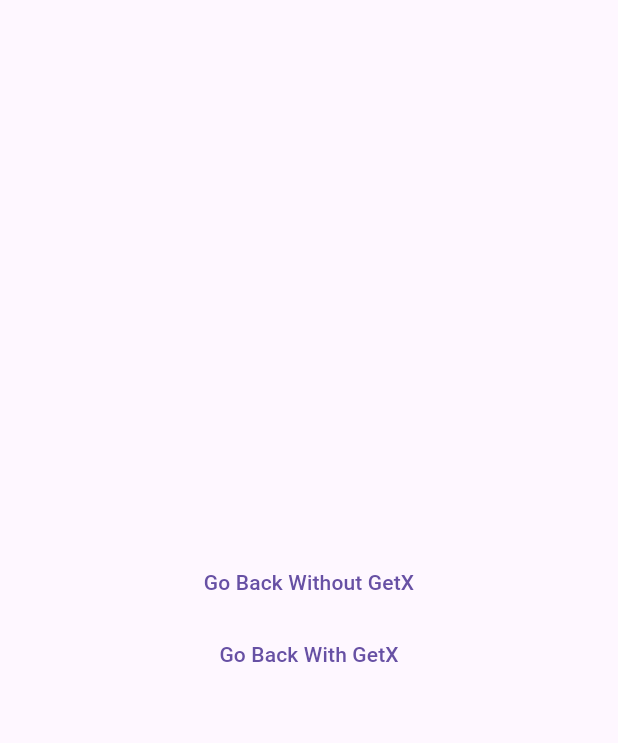
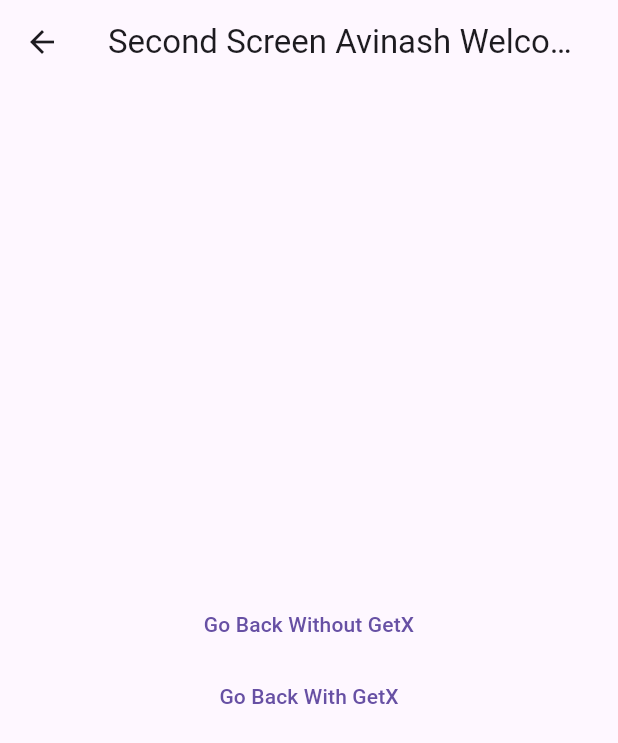
Before and after one commit to Avinash174/GETX-Practice, a Flutter app: the NavigationScreen screen opened directly, after a tap on "Go To Next Screen With GetX", on a phone screen of 412 x 824 dp. Shown: the top 743 px of the screen. Run offline on Flutter 3.47's test engine with Material 3 defaults, Android fonts, the phone set to English and light mode, and no system bars; our stand-ins replace get.

Commit message:
new changes done

```diff
--- a/lib/homescreen.dart
+++ b/lib/homescreen.dart
@@ -1,7 +1,6 @@
 import 'dart:io';
 import 'package:flutter/foundation.dart';
 import 'package:flutter/material.dart';
-import 'package:flutter/services.dart';
 import 'package:get/get.dart';
 import 'package:get/route_manager.dart';
 import 'package:getx_practice/navigation.dart';
--- a/lib/navigation.dart
+++ b/lib/navigation.dart
@@ -35,7 +35,9 @@ class _NavigationScreenState extends State<NavigationScreen> {
           Center(
             child: TextButton(
               onPressed: () {
-                Get.to(const SecondPage());
+                Get.to(SecondPage(
+                  name: ' Avinash Welcome ',
+                ));
               },
               child: const Text(
                 'Go To Next Screen With GetX',
--- a/lib/second_page.dart
+++ b/lib/second_page.dart
@@ -1,8 +1,13 @@
+// ignore_for_file: public_member_api_docs, sort_constructors_first
 import 'package:flutter/material.dart';
 import 'package:get/route_manager.dart';
 
 class SecondPage extends StatefulWidget {
-  const SecondPage({super.key});
+  String name;
+  SecondPage({
+    Key? key,
+    this.name = '',
+  }) : super(key: key);
 
   @override
   State<SecondPage> createState() => _SecondPageState();
@@ -12,6 +17,9 @@ class _SecondPageState extends State<SecondPage> {
   @override
   Widget build(BuildContext context) {
     return Scaffold(
+      appBar: AppBar(
+        title: Text('Second Screen' + widget.name),
+      ),
       body: Column(
         mainAxisAlignment: MainAxisAlignment.center,
         children: [
```
